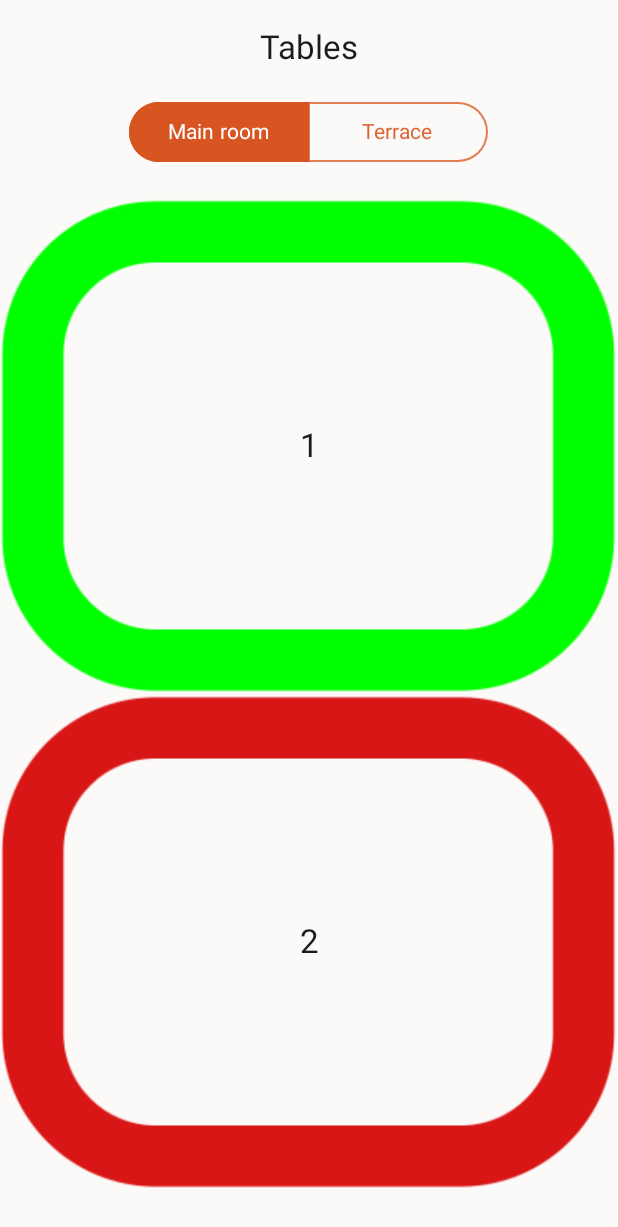
After one commit to arinstotle/FoodOrderApp, an Android app built with Jetpack Compose: the ReservationComposable screen opened through its navigation route, on a phone screen of 412 x 824 dp. The commit adds this screen. Shown: the top 1227 px of the screen. Run offline under Robolectric (Android 15) with nearby library versions, the phone set to English and light mode, and no system bars; our stand-ins replace accompanist; libraries missing offline, so code that uses them is left out: com.yandex.mapkit; Roboto replaces fonts that are not available here; 2 statements that could not run were skipped.

Commit message:
feat: Create ReservationScreen

```diff
--- a/app/src/main/java/com/example/nonameapp/navigation/Navigation.kt
+++ b/app/src/main/java/com/example/nonameapp/navigation/Navigation.kt
@@ -7,6 +7,7 @@ import androidx.compose.runtime.mutableStateOf
 import androidx.navigation.NavHostController
 import androidx.navigation.compose.NavHost
 import androidx.navigation.compose.composable
+import com.example.nonameapp.reservation.ReservationComposable
 import com.example.nonameapp.ui.mainscreen.MainScreen
 import com.example.nonameapp.ui.cart.CartScreen
 import com.example.nonameapp.ui.carte.CarteScreen
@@ -54,5 +55,8 @@ fun Navigation(navController: NavHostController, context: Context) {
         composable(route = Screen.MapScreen.route) {
             MapScreen(navController = navController, mapController = MapController(context))
         }
+        composable(route = Screen.ReservationScreen.route) {
+            ReservationComposable(context = context)
+        }
     }
 }
--- a/app/src/main/java/com/example/nonameapp/navigation/Screen.kt
+++ b/app/src/main/java/com/example/nonameapp/navigation/Screen.kt
@@ -21,10 +21,12 @@ sealed class Screen(val route : String, val icon : Int, val title : String) {
         title = "Splash", icon = R.drawable.google_icon)
     object MapScreen : Screen("map_screen",
         title = "Map", icon = R.drawable.google_icon)
+    object ReservationScreen : Screen("reservation_screen",
+        title = "Tables", icon = R.drawable.google_icon)
 
     object Items{
         val list = listOf(
-            MainScreen, ProfileScreen, CarteScreen, MapScreen
+            MainScreen, ProfileScreen, CarteScreen, MapScreen, ReservationScreen
         )
     }
 }
--- /dev/null
+++ b/app/src/main/java/com/example/nonameapp/reservation/ReservationComposable.kt
@@ -0,0 +1,231 @@
+package com.example.nonameapp.reservation
+
+import android.content.Context
+import android.widget.Toast
+import androidx.compose.foundation.BorderStroke
+import androidx.compose.foundation.Image
+import androidx.compose.foundation.layout.Box
+import androidx.compose.foundation.layout.Column
+import androidx.compose.foundation.layout.Row
+import androidx.compose.foundation.layout.fillMaxSize
+import androidx.compose.foundation.layout.offset
+import androidx.compose.foundation.layout.padding
+import androidx.compose.foundation.layout.width
+import androidx.compose.foundation.layout.wrapContentSize
+import androidx.compose.foundation.shape.RoundedCornerShape
+import androidx.compose.material3.ButtonDefaults
+import androidx.compose.material3.CenterAlignedTopAppBar
+import androidx.compose.material3.ExperimentalMaterial3Api
+import androidx.compose.material3.MaterialTheme
+import androidx.compose.material3.OutlinedButton
+import androidx.compose.material3.Scaffold
+import androidx.compose.material3.Text
+import androidx.compose.material3.TopAppBarDefaults
+import androidx.compose.runtime.Composable
+import androidx.compose.runtime.mutableIntStateOf
+import androidx.compose.runtime.mutableStateOf
+import androidx.compose.runtime.remember
+import androidx.compose.ui.Alignment
+import androidx.compose.ui.Modifier
+import androidx.compose.ui.graphics.Color
+import androidx.compose.ui.graphics.ColorFilter
+import androidx.compose.ui.res.colorResource
+import androidx.compose.ui.res.painterResource
+import androidx.compose.ui.text.font.FontWeight
+import androidx.compose.ui.tooling.preview.Preview
+import androidx.compose.ui.unit.Dp
+import androidx.compose.ui.unit.dp
+import androidx.compose.ui.zIndex
+import com.example.nonameapp.R
+import com.example.nonameapp.ui.theme.MainInterfaceColor_Red
+import com.example.nonameapp.ui.theme.White
+
+
+@OptIn(ExperimentalMaterial3Api::class)
+@Composable
+fun ReservationComposable(context: Context) {
+    Scaffold(
+        topBar = {
+            CenterAlignedTopAppBar(
+                title = { Text("Tables") },
+                colors = TopAppBarDefaults.centerAlignedTopAppBarColors(
+                    containerColor = MaterialTheme.colorScheme.background
+                )
+            )
+        }
+    ) {
+        Column(
+            modifier = Modifier
+                .padding(it)
+                .fillMaxSize(),
+            horizontalAlignment = Alignment.CenterHorizontally
+        ) {
+            SegmentedControl(
+                items = listOf("Main room", "Terrace"),
+                onItemSelection = { selectedItemIndex ->
+                    when (selectedItemIndex) {
+                        0 -> Toast.makeText(context, "Main room", Toast.LENGTH_SHORT).show()
+                        1 -> Toast.makeText(context, "Terrace", Toast.LENGTH_SHORT).show()
+                    }
+                }
+            )
+
+            Table(idTable = 1, isReserved = false)
+            Table(idTable = 2, isReserved = true)
+        }
+    }
+}
+
+/**
+ * items : list of items to be render
+ * defaultSelectedItemIndex : to highlight item by default (Optional)
+ * useFixedWidth : set true if you want to set fix width to item (Optional)
+ * itemWidth : Provide item width if useFixedWidth is set to true (Optional)
+ * cornerRadius : To make control as rounded (Optional)
+ * color : Set color to control (Optional)
+ * onItemSelection : Get selected item index
+ */
+@Composable
+fun SegmentedControl(
+    items: List<String>,
+    defaultSelectedItemIndex: Int = 0,
+    useFixedWidth: Boolean = true,
+    itemWidth: Dp = 120.dp,
+    cornerRadius: Int = 60,
+    color: Color = MaterialTheme.colorScheme.primary,
+    onItemSelection: (selectedItemIndex: Int) -> Unit
+) {
+    val selectedIndex = remember { mutableIntStateOf(defaultSelectedItemIndex) }
+
+    Row(
+        modifier = Modifier
+            .padding(bottom = 20.dp)
+    ) {
+        items.forEachIndexed { index, item ->
+            OutlinedButton(
+                modifier = when (index) {
+                    0 -> {
+                        if (useFixedWidth) {
+                            Modifier
+                                .width(itemWidth)
+                                .offset(0.dp, 0.dp)
+                                .zIndex(if (selectedIndex.value == index) 1f else 0f)
+                        } else {
+                            Modifier
+                                .wrapContentSize()
+                                .offset(0.dp, 0.dp)
+                                .zIndex(if (selectedIndex.value == index) 1f else 0f)
+                        }
+                    }
+
+                    else -> {
+                        if (useFixedWidth)
+                            Modifier
+                                .width(itemWidth)
+                                .offset((-1 * index).dp, 0.dp)
+                                .zIndex(if (selectedIndex.value == index) 1f else 0f)
+                        else Modifier
+                            .wrapContentSize()
+                            .offset((-1 * index).dp, 0.dp)
+                            .zIndex(if (selectedIndex.value == index) 1f else 0f)
+                    }
+                },
+                onClick = {
+                    selectedIndex.value = index
+                    onItemSelection(selectedIndex.value)
+                },
+                shape = when (index) {
+                    /**
+                     * left outer button
+                     */
+                    0 -> RoundedCornerShape(
+                        topStartPercent = cornerRadius,
+                        topEndPercent = 0,
+                        bottomStartPercent = cornerRadius,
+                        bottomEndPercent = 0
+                    )
+                    /**
+                     * right outer button
+                     */
+                    items.size - 1 -> RoundedCornerShape(
+                        topStartPercent = 0,
+                        topEndPercent = cornerRadius,
+                        bottomStartPercent = 0,
+                        bottomEndPercent = cornerRadius
+                    )
+                    /**
+                     * middle button
+                     */
+                    else -> RoundedCornerShape(
+                        topStartPercent = 0,
+                        topEndPercent = 0,
+                        bottomStartPercent = 0,
+                        bottomEndPercent = 0
+                    )
+                },
+                border = BorderStroke(
+                    1.dp,
+                    if (selectedIndex.value == index) color else color.copy(alpha = 0.75f)
+                ),
+                colors = if (selectedIndex.value == index) {
+                    /**
+                     * selected colors
+                     */
+                    ButtonDefaults.outlinedButtonColors(
+                        containerColor = color
+                    )
+                } else {
+                    /**
+                     * not selected colors
+                     */
+                    ButtonDefaults.outlinedButtonColors()
+                },
+            ) {
+                Text(
+                    text = item,
+                    fontWeight = FontWeight.Normal,
+                    color = if (selectedIndex.value == index) White else color.copy(alpha = 0.9f),
+                )
+            }
+        }
+    }
+}
+
+
+@Composable
+fun Table(
+    idTable: Int,
+    isReserved: Boolean,
+    reservedTableColor: Color = MainInterfaceColor_Red,
+    freeTableColor: Color = Color.Green,
+){
+    Box(
+        contentAlignment = Alignment.Center,
+        modifier = Modifier
+    ){
+
+        Text(text = idTable.toString(), style = MaterialTheme.typography.titleLarge)
+
+        Image(
+            modifier = Modifier,
+            painter = painterResource(id = R.drawable.table),
+            contentDescription = "table",
+            colorFilter = ColorFilter.tint(
+                color = if(isReserved) reservedTableColor else freeTableColor
+            )
+        )
+    }
+
+}
+
+@Preview
+@Composable
+fun TablePreview(){
+    Table(idTable = 0, isReserved = false)
+}
+
+@Preview
+@Composable
+fun TablePreview2(){
+    Table(idTable = 0, isReserved = true)
+}
```
Also changed, not shown: app/src/main/res/drawable/table.png (added).
